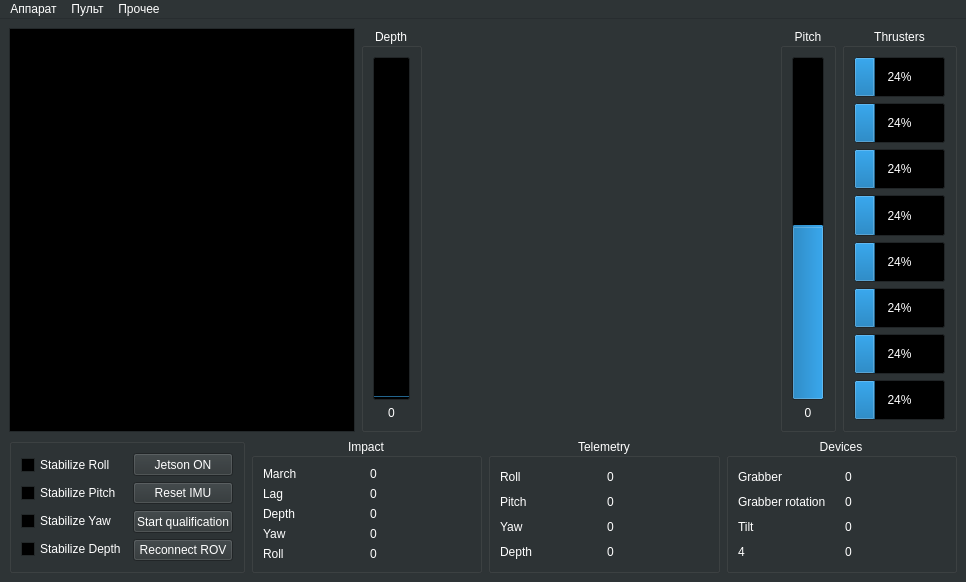
The window that mainwindow.ui (hydronautics-team/PoolsideGUI) describes before a commit, drawn with Qt 5.
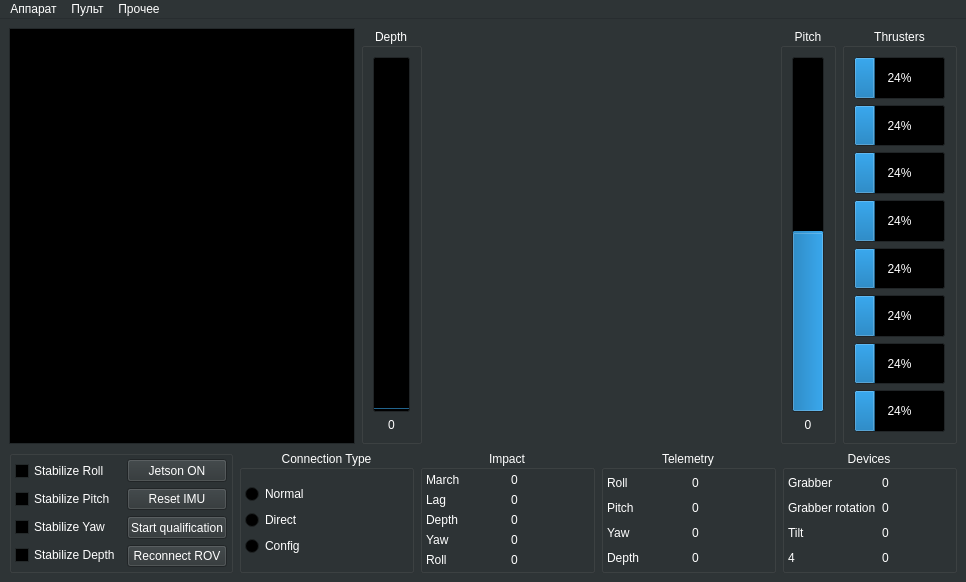
The same window after the commit. Custom widgets are drawn as their Qt base class.

Commit message: Connection init

```diff
--- a/mainwindow.ui
+++ b/mainwindow.ui
@@ -722,6 +722,18 @@
          <string/>
         </property>
         <layout class="QVBoxLayout" name="verticalLayout">
+         <property name="leftMargin">
+          <number>3</number>
+         </property>
+         <property name="topMargin">
+          <number>3</number>
+         </property>
+         <property name="rightMargin">
+          <number>3</number>
+         </property>
+         <property name="bottomMargin">
+          <number>3</number>
+         </property>
          <item>
           <layout class="QHBoxLayout" name="horizontalLayout">
            <item>
@@ -814,6 +826,55 @@
         </layout>
        </widget>
       </item>
+      <item>
+       <widget class="QGroupBox" name="groupBox_ConnectionType">
+        <property name="title">
+         <string>Connection Type</string>
+        </property>
+        <property name="alignment">
+         <set>Qt::AlignCenter</set>
+        </property>
+        <layout class="QGridLayout" name="gridLayout">
+         <property name="leftMargin">
+          <number>3</number>
+         </property>
+         <property name="topMargin">
+          <number>3</number>
+         </property>
+         <property name="rightMargin">
+          <number>3</number>
+         </property>
+         <property name="bottomMargin">
+          <number>3</number>
+         </property>
+         <item row="0" column="0">
+          <layout class="QVBoxLayout" name="verticalLayout_12">
+           <item>
+            <widget class="QRadioButton" name="radioButton_ConnectionNormal">
+             <property name="text">
+              <string>Normal</string>
+             </property>
+            </widget>
+           </item>
+           <item>
+            <widget class="QRadioButton" name="radioButton_ConnectionDirect">
+             <property name="text">
+              <string>Direct</string>
+             </property>
+            </widget>
+           </item>
+           <item>
+            <widget class="QRadioButton" name="radioButton_ConnectionConfig">
+             <property name="text">
+              <string>Config</string>
+             </property>
+            </widget>
+           </item>
+          </layout>
+         </item>
+        </layout>
+       </widget>
+      </item>
       <item>
        <widget class="QGroupBox" name="groupBox_9">
         <property name="title">
@@ -823,6 +884,18 @@
          <set>Qt::AlignCenter</set>
         </property>
         <layout class="QHBoxLayout" name="horizontalLayout_9">
+         <property name="leftMargin">
+          <number>3</number>
+         </property>
+         <property name="topMargin">
+          <number>3</number>
+         </property>
+         <property name="rightMargin">
+          <number>3</number>
+         </property>
+         <property name="bottomMargin">
+          <number>3</number>
+         </property>
          <item>
           <layout class="QVBoxLayout" name="verticalLayout_7">
            <item>
@@ -913,6 +986,18 @@
          <set>Qt::AlignCenter</set>
         </property>
         <layout class="QHBoxLayout" name="horizontalLayout_8">
+         <property name="leftMargin">
+          <number>3</number>
+         </property>
+         <property name="topMargin">
+          <number>3</number>
+         </property>
+         <property name="rightMargin">
+          <number>3</number>
+         </property>
+         <property name="bottomMargin">
+          <number>3</number>
+         </property>
          <item>
           <layout class="QVBoxLayout" name="verticalLayout_5">
            <item>
@@ -989,6 +1074,18 @@
          <set>Qt::AlignCenter</set>
         </property>
         <layout class="QHBoxLayout" name="horizontalLayout_7">
+         <property name="leftMargin">
+          <number>3</number>
+         </property>
+         <property name="topMargin">
+          <number>3</number>
+         </property>
+         <property name="rightMargin">
+          <number>3</number>
+         </property>
+         <property name="bottomMargin">
+          <number>3</number>
+         </property>
          <item>
           <layout class="QVBoxLayout" name="verticalLayout_2">
            <item>
```
The commit also changes 5 other files.
